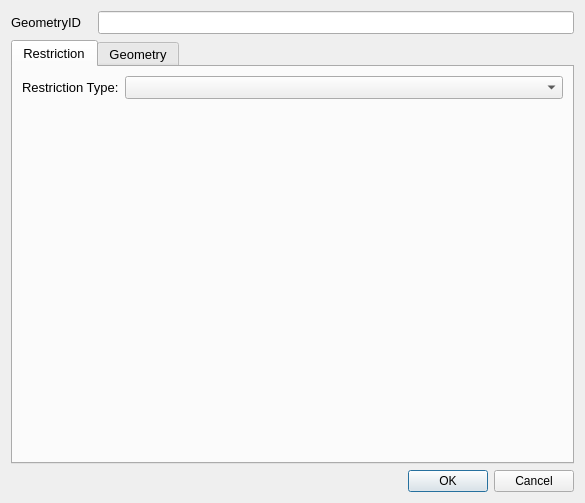
This is restrictionPolygonDetails_dialog_base.ui in tlh22/TOMs as Qt 5 draws it before an edit. The edited form follows.
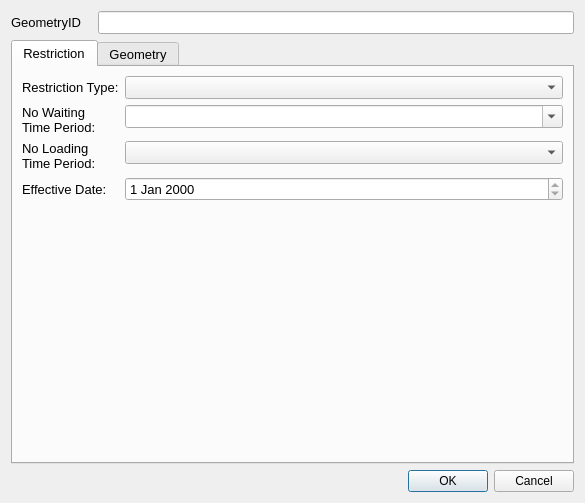
This is the edited form.

Commit message:
Changes to forms and improvements to startup
Still need to deal with search bar and print tool

The edit to the form file:
```diff
--- a/restrictionPolygonDetails_dialog_base.ui
+++ b/restrictionPolygonDetails_dialog_base.ui
@@ -125,6 +125,72 @@
          </property>
         </widget>
        </item>
+       <item row="1" column="0">
+        <widget class="QLabel" name="lbl_WaitingTimePeriod">
+         <property name="minimumSize">
+          <size>
+           <width>90</width>
+           <height>16</height>
+          </size>
+         </property>
+         <property name="font">
+          <font>
+           <pointsize>10</pointsize>
+          </font>
+         </property>
+         <property name="text">
+          <string>No Waiting Time Period:</string>
+         </property>
+         <property name="wordWrap">
+          <bool>true</bool>
+         </property>
+        </widget>
+       </item>
+       <item row="1" column="1">
+        <widget class="QComboBox" name="NoWaitingTimeID">
+         <property name="editable">
+          <bool>true</bool>
+         </property>
+        </widget>
+       </item>
+       <item row="2" column="0">
+        <widget class="QLabel" name="lbl_WaitingTimePeriod_2">
+         <property name="minimumSize">
+          <size>
+           <width>90</width>
+           <height>16</height>
+          </size>
+         </property>
+         <property name="font">
+          <font>
+           <pointsize>10</pointsize>
+          </font>
+         </property>
+         <property name="text">
+          <string>No Loading Time Period:</string>
+         </property>
+         <property name="wordWrap">
+          <bool>true</bool>
+         </property>
+        </widget>
+       </item>
+       <item row="2" column="1">
+        <widget class="QComboBox" name="NoLoadingTimeID"/>
+       </item>
+       <item row="3" column="0">
+        <widget class="QLabel" name="lbl_OpenDate">
+         <property name="text">
+          <string>Effective Date:</string>
+         </property>
+        </widget>
+       </item>
+       <item row="3" column="1">
+        <widget class="QDateEdit" name="OpenDate">
+         <property name="readOnly">
+          <bool>true</bool>
+         </property>
+        </widget>
+       </item>
       </layout>
      </widget>
      <widget class="QWidget" name="tab">
```
The commit also changes 7 other files.
